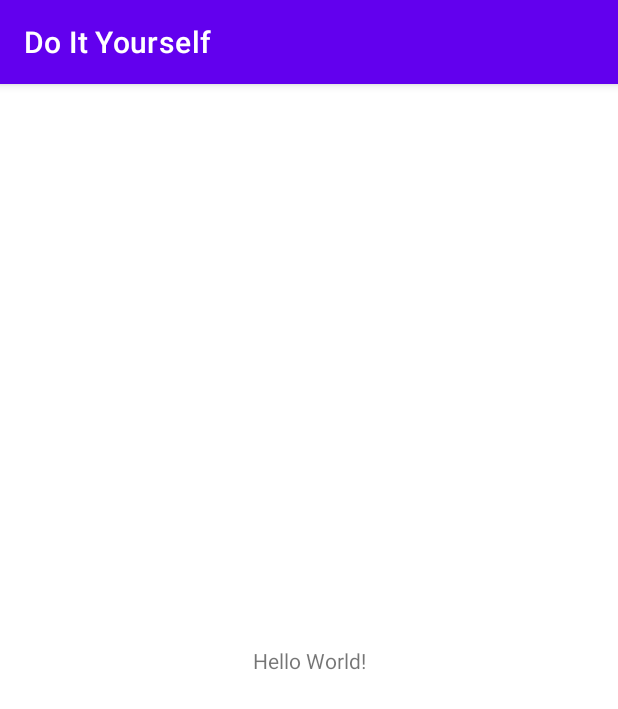
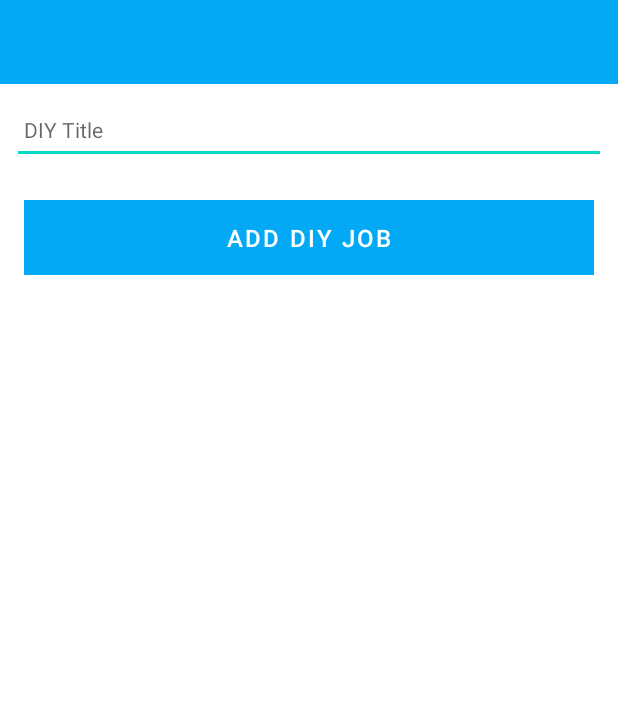
Before and after one commit to Irhutchi/Android-DIY-App, an Android app: the screen it shows after launch (DIYActivity), on a phone screen of 412 x 824 dp. Shown: the top 709 px of the screen. Run offline under Robolectric (Android 15) with nearby library versions, the phone set to English and light mode, and no system bars; our stand-ins replace Timber; 1 statement that could not run was skipped.

Commit message:
Add Support for creation of DIY jobs
Update layouts and added event handling in this iteration.

```diff
--- a/app/build.gradle
+++ b/app/build.gradle
@@ -29,6 +29,10 @@
     kotlinOptions {
         jvmTarget = '1.8'
     }
+
+    buildFeatures {
+        viewBinding true
+    }
 }
 
 dependencies {
--- a/app/src/main/AndroidManifest.xml
+++ b/app/src/main/AndroidManifest.xml
@@ -10,7 +10,7 @@
         android:supportsRtl="true"
         android:theme="@style/Theme.DoItYourself">
         <activity
-            android:name=".DIYActivity"
+            android:name=".activities.DIYActivity"
             android:exported="true">
             <intent-filter>
                 <action android:name="android.intent.action.MAIN" />
--- a/app/src/main/java/ie/wit/doityourself/DIYActivity.kt
+++ /dev/null
@@ -1,17 +0,0 @@
-package ie.wit.doityourself
-
-import androidx.appcompat.app.AppCompatActivity
-import android.os.Bundle
-import timber.log.Timber
-import timber.log.Timber.i
-
-class DIYActivity : AppCompatActivity() {
-    override fun onCreate(savedInstanceState: Bundle?) {
-        super.onCreate(savedInstanceState)
-        setContentView(R.layout.activity_diy)
-
-        Timber.plant(Timber.DebugTree())
-
-        i("DIY Activity Started..")
-    }
-}
--- /dev/null
+++ b/app/src/main/java/ie/wit/doityourself/activities/DIYActivity.kt
@@ -0,0 +1,44 @@
+package ie.wit.doityourself.activities
+
+import androidx.appcompat.app.AppCompatActivity
+import android.os.Bundle
+import com.google.android.material.snackbar.Snackbar
+import ie.wit.doityourself.R
+import ie.wit.doityourself.databinding.ActivityDiyBinding
+import ie.wit.doityourself.models.DIYModel
+import timber.log.Timber
+import timber.log.Timber.i
+
+class DIYActivity : AppCompatActivity() {
+
+    // ActivityDiyBinding augmented class needed to access diff View
+    // objects on a particular layout
+    private lateinit var binding: ActivityDiyBinding
+    var diy = DIYModel()
+
+    override fun onCreate(savedInstanceState: Bundle?) {
+        super.onCreate(savedInstanceState)
+
+        //inflate layout using binding class
+        binding = ActivityDiyBinding.inflate(layoutInflater)
+        setContentView(binding.root)
+
+        setContentView(R.layout.activity_diy)
+
+        Timber.plant(Timber.DebugTree())
+
+        i("DIY Activity Started..")
+
+        binding.btnAdd.setOnClickListener() {
+            diy.title = binding.diyTitle.text.toString()
+            if (diy.title.isNotEmpty()) {
+                i("add Button Pressed: $diy.title")
+            }
+            else {
+                Snackbar
+                    .make(it,"Please enter a job title", Snackbar.LENGTH_LONG)
+                    .show()
+            }
+        }
+    }
+}
--- /dev/null
+++ b/app/src/main/java/ie/wit/doityourself/models/DIYModel.kt
@@ -0,0 +1,3 @@
+package ie.wit.doityourself.models
+
+data class DIYModel(var title: String = "")
--- a/app/src/main/res/layout/activity_diy.xml
+++ b/app/src/main/res/layout/activity_diy.xml
@@ -5,15 +5,70 @@
     xmlns:tools="http://schemas.android.com/tools"
     android:layout_width="match_parent"
     android:layout_height="match_parent"
-    tools:context=".DIYActivity">
+    tools:context=".activities.DIYActivity">
 
-    <TextView
-        android:layout_width="wrap_content"
+    <RelativeLayout
+        android:layout_width="match_parent"
         android:layout_height="wrap_content"
-        android:text="Hello World!"
         app:layout_constraintBottom_toBottomOf="parent"
-        app:layout_constraintLeft_toLeftOf="parent"
-        app:layout_constraintRight_toRightOf="parent"
-        app:layout_constraintTop_toTopOf="parent" />
+        app:layout_constraintTop_toTopOf="parent">
+
+        <com.google.android.material.appbar.AppBarLayout
+            android:id="@+id/appBarLayout"
+            android:layout_width="match_parent"
+            android:layout_height="wrap_content"
+            android:background="@color/colorAccent"
+            android:fitsSystemWindows="true"
+            app:elevation="0dip"
+            app:theme="@style/ThemeOverlay.AppCompat.Dark.ActionBar">
+
+            <androidx.appcompat.widget.Toolbar
+                android:id="@+id/toolbarAdd"
+                android:layout_width="match_parent"
+                android:layout_height="wrap_content"
+                app:titleTextColor="@color/colorPrimary" />
+        </com.google.android.material.appbar.AppBarLayout>
+
+        <ScrollView
+            android:layout_width="match_parent"
+            android:layout_height="match_parent"
+            android:layout_below="@id/appBarLayout"
+            android:fillViewport="true">
+
+            <LinearLayout
+                android:layout_width="match_parent"
+                android:layout_height="wrap_content"
+                android:orientation="vertical">
+
+                <EditText
+                    android:id="@+id/diyTitle"
+                    android:layout_width="match_parent"
+                    android:layout_height="45dp"
+                    android:layout_margin="8dp"
+                    android:autofillHints=""
+                    android:hint="@string/hint_diyTitle"
+                    android:inputType="text"
+                    android:maxLength="25"
+                    android:maxLines="1"
+                    android:padding="8dp"
+                    android:textColor="@color/colorPrimaryDark"
+                    android:textSize="14sp" />
+
+                <Button
+                    android:id="@+id/btnAdd"
+                    android:layout_width="match_parent"
+                    android:layout_height="wrap_content"
+                    android:layout_margin="16dp"
+                    android:background="@color/colorAccent"
+                    android:paddingTop="8dp"
+                    android:paddingBottom="8dp"
+                    android:stateListAnimator="@null"
+                    android:text="@string/button_addDIYActivity"
+                    android:textColor="@color/colorPrimary"
+                    android:textSize="16sp" />
+            </LinearLayout>
+        </ScrollView>
+
+    </RelativeLayout>
 
 </androidx.constraintlayout.widget.ConstraintLayout>
--- a/app/src/main/res/values/colors.xml
+++ b/app/src/main/res/values/colors.xml
@@ -7,4 +7,7 @@
     <color name="teal_700">#FF018786</color>
     <color name="black">#FF000000</color>
     <color name="white">#FFFFFFFF</color>
+    <color name="colorPrimary">#FFFFFF</color>
+    <color name="colorPrimaryDark">#000000</color>
+    <color name="colorAccent">#03A9F4</color>
 </resources>
--- a/app/src/main/res/values/strings.xml
+++ b/app/src/main/res/values/strings.xml
@@ -1,3 +1,5 @@
 <resources>
     <string name="app_name">Do It Yourself</string>
+    <string name="button_addDIYActivity">Add DIY Job</string>
+    <string name="hint_diyTitle">DIY Title</string>
 </resources>
--- a/app/src/main/res/values/themes.xml
+++ b/app/src/main/res/values/themes.xml
@@ -1,9 +1,9 @@
 <resources xmlns:tools="http://schemas.android.com/tools">
     <!-- Base application theme. -->
-    <style name="Theme.DoItYourself" parent="Theme.MaterialComponents.DayNight.DarkActionBar">
+    <style name="Theme.DoItYourself" parent="Theme.MaterialComponents.DayNight.NoActionBar">
         <!-- Primary brand color. -->
-        <item name="colorPrimary">@color/purple_500</item>
-        <item name="colorPrimaryVariant">@color/purple_700</item>
+        <item name="colorPrimary">@color/colorAccent</item>
+        <item name="colorPrimaryVariant">@color/colorPrimaryDark</item>
         <item name="colorOnPrimary">@color/white</item>
         <!-- Secondary brand color. -->
         <item name="colorSecondary">@color/teal_200</item>
```
